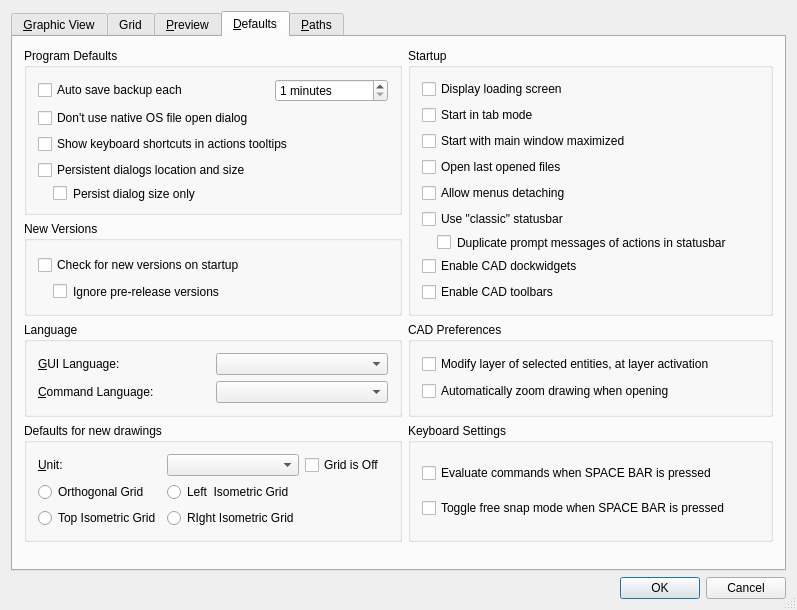
This is librecad/src/ui/dialogs/settings/options_general/qg_dlgoptionsgeneral.ui in LibreCAD/LibreCAD as Qt 5 draws it before an edit. The edited form follows.
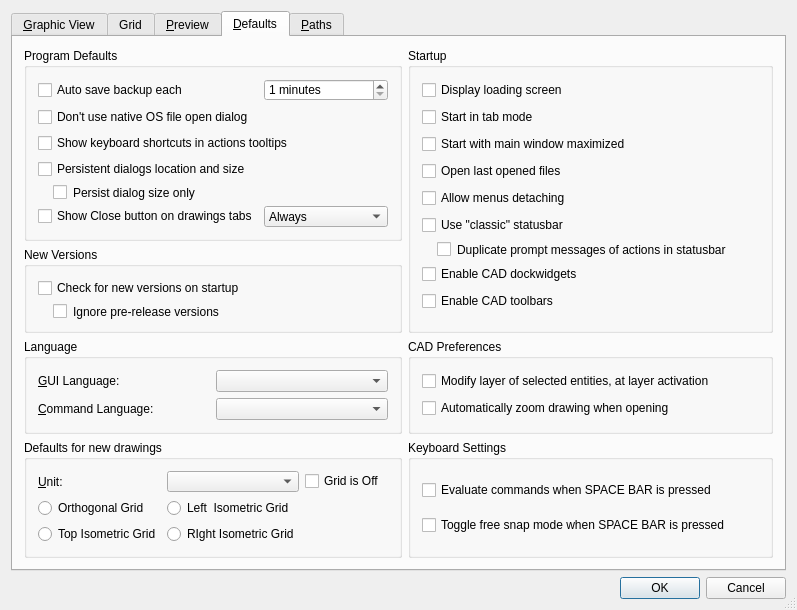
This is the edited form. Icons and pictures are not drawn. Custom widgets are drawn as their Qt base class.

Commit message: #1904 - displaying close button on drawings'tab (+options)

```diff
--- a/librecad/src/ui/dialogs/settings/options_general/qg_dlgoptionsgeneral.ui
+++ b/librecad/src/ui/dialogs/settings/options_general/qg_dlgoptionsgeneral.ui
@@ -3338,47 +3338,7 @@
           <string>Program Defaults</string>
          </property>
          <layout class="QGridLayout" name="gridLayout_17">
-          <item row="1" column="0" colspan="3">
-           <widget class="QCheckBox" name="cbUseQtFileOpenDialog">
-            <property name="text">
-             <string>Don't use native OS file open dialog</string>
-            </property>
-           </widget>
-          </item>
-          <item row="5" column="0" colspan="3">
-           <widget class="QCheckBox" name="cbPersistentDialogSizeOnly">
-            <property name="toolTip">
-             <string>If checked, location of dialog will not be saved, but size will</string>
-            </property>
-            <property name="styleSheet">
-             <string notr="true">margin-left:15px</string>
-            </property>
-            <property name="text">
-             <string>Persist dialog size only</string>
-            </property>
-           </widget>
-          </item>
-          <item row="0" column="0" colspan="2">
-           <widget class="QCheckBox" name="cbAutoBackup">
-            <property name="toolTip">
-             <string>When set, LibreCAD will automatically generate a backup of your current drawing.</string>
-            </property>
-            <property name="text">
-             <string>Auto save backup each</string>
-            </property>
-           </widget>
-          </item>
-          <item row="2" column="0" colspan="3">
-           <widget class="QCheckBox" name="cbShowKeyboardShortcutsInToolTips">
-            <property name="toolTip">
-             <string>If checked, keyboard shortcut will be shown in tooltip for action</string>
-            </property>
-            <property name="text">
-             <string>Show keyboard shortcuts in actions tooltips</string>
-            </property>
-           </widget>
-          </item>
-          <item row="0" column="2">
+          <item row="0" column="1">
            <widget class="QSpinBox" name="cbAutoSaveTime">
             <property name="toolTip">
              <string>Time between automatic saving of the document in minutes.</string>
@@ -3394,7 +3354,58 @@
             </property>
            </widget>
           </item>
-          <item row="4" column="0" colspan="3">
+          <item row="5" column="0">
+           <widget class="QCheckBox" name="cbTabCloseButton">
+            <property name="toolTip">
+             <string>If checked, close cross button will be shown in tabs for drawings if drawings are in Tab mode</string>
+            </property>
+            <property name="text">
+             <string>Show Close button on drawings tabs</string>
+            </property>
+           </widget>
+          </item>
+          <item row="0" column="0">
+           <widget class="QCheckBox" name="cbAutoBackup">
+            <property name="toolTip">
+             <string>When set, LibreCAD will automatically generate a backup of your current drawing.</string>
+            </property>
+            <property name="text">
+             <string>Auto save backup each</string>
+            </property>
+           </widget>
+          </item>
+          <item row="5" column="1">
+           <widget class="QComboBox" name="cbTabCloseButtonMode">
+            <item>
+             <property name="text">
+              <string>Always</string>
+             </property>
+            </item>
+            <item>
+             <property name="text">
+              <string>Active Tab</string>
+             </property>
+            </item>
+           </widget>
+          </item>
+          <item row="1" column="0" colspan="2">
+           <widget class="QCheckBox" name="cbUseQtFileOpenDialog">
+            <property name="text">
+             <string>Don't use native OS file open dialog</string>
+            </property>
+           </widget>
+          </item>
+          <item row="2" column="0" colspan="2">
+           <widget class="QCheckBox" name="cbShowKeyboardShortcutsInToolTips">
+            <property name="toolTip">
+             <string>If checked, keyboard shortcut will be shown in tooltip for action</string>
+            </property>
+            <property name="text">
+             <string>Show keyboard shortcuts in actions tooltips</string>
+            </property>
+           </widget>
+          </item>
+          <item row="3" column="0" colspan="2">
            <widget class="QCheckBox" name="cbPersistentDialogs">
             <property name="toolTip">
              <string>If checked, dialogs will be positioned and resized to position/size of last invocation.</string>
@@ -3404,6 +3415,19 @@
             </property>
            </widget>
           </item>
+          <item row="4" column="0" colspan="2">
+           <widget class="QCheckBox" name="cbPersistentDialogSizeOnly">
+            <property name="toolTip">
+             <string>If checked, location of dialog will not be saved, but size will</string>
+            </property>
+            <property name="styleSheet">
+             <string notr="true">margin-left:15px</string>
+            </property>
+            <property name="text">
+             <string>Persist dialog size only</string>
+            </property>
+           </widget>
+          </item>
          </layout>
         </widget>
        </item>
@@ -3635,81 +3659,15 @@
          <property name="title">
           <string>Startup</string>
          </property>
-         <layout class="QVBoxLayout" name="verticalLayout_2">
-          <item>
-           <widget class="QCheckBox" name="cbSplash">
-            <property name="toolTip">
-             <string>Defines whether splash screen will be shown on startup</string>
-            </property>
+         <layout class="QGridLayout" name="gridLayout_29">
+          <item row="8" column="0" colspan="2">
+           <widget class="QCheckBox" name="cad_toolbars_checkbox">
             <property name="text">
-             <string>Display loading screen</string>
+             <string>Enable CAD toolbars</string>
             </property>
            </widget>
           </item>
-          <item>
-           <widget class="QCheckBox" name="tab_mode_check_box">
-            <property name="toolTip">
-             <string>Controls default mode for drawings</string>
-            </property>
-            <property name="text">
-             <string>Start in tab mode</string>
-            </property>
-           </widget>
-          </item>
-          <item>
-           <widget class="QCheckBox" name="maximize_checkbox">
-            <property name="toolTip">
-             <string>If checked, after start the main window will be maximized</string>
-            </property>
-            <property name="text">
-             <string>Start with main window maximized</string>
-            </property>
-           </widget>
-          </item>
-          <item>
-           <widget class="QCheckBox" name="cbOpenLastFiles">
-            <property name="toolTip">
-             <string>If set, previously opened files during previous closing of the application will be re-opened.</string>
-            </property>
-            <property name="text">
-             <string>Open last opened files</string>
-            </property>
-           </widget>
-          </item>
-          <item>
-           <widget class="QCheckBox" name="cbAllowMenusDetaching">
-            <property name="toolTip">
-             <string>If enabled, drop-down menus may become floating</string>
-            </property>
-            <property name="text">
-             <string>Allow menus detaching</string>
-            </property>
-           </widget>
-          </item>
-          <item>
-           <widget class="QCheckBox" name="cbClassicStatusBar">
-            <property name="toolTip">
-             <string>If unchecked, individual widgets of statusbar are toolbars</string>
-            </property>
-            <property name="text">
-             <string>Use &quot;classic&quot; statusbar</string>
-            </property>
-           </widget>
-          </item>
-          <item>
-           <widget class="QCheckBox" name="cbDuplicateActionsPromptsInStatusBar">
-            <property name="toolTip">
-             <string>If checked, prompt messages of actions will be also shown in bottom statusbar</string>
-            </property>
-            <property name="styleSheet">
-             <string notr="true">margin-left:15px</string>
-            </property>
-            <property name="text">
-             <string>Duplicate prompt messages of actions in statusbar</string>
-            </property>
-           </widget>
-          </item>
-          <item>
+          <item row="7" column="0" colspan="2">
            <widget class="QCheckBox" name="left_sidebar_checkbox">
             <property name="toolTip">
              <string/>
@@ -3719,10 +3677,76 @@
             </property>
            </widget>
           </item>
-          <item>
-           <widget class="QCheckBox" name="cad_toolbars_checkbox">
+          <item row="6" column="0" colspan="2">
+           <widget class="QCheckBox" name="cbDuplicateActionsPromptsInStatusBar">
+            <property name="toolTip">
+             <string>If checked, prompt messages of actions will be also shown in bottom statusbar</string>
+            </property>
+            <property name="styleSheet">
+             <string notr="true">margin-left:15px</string>
+            </property>
             <property name="text">
-             <string>Enable CAD toolbars</string>
+             <string>Duplicate prompt messages of actions in statusbar</string>
+            </property>
+           </widget>
+          </item>
+          <item row="5" column="0" colspan="2">
+           <widget class="QCheckBox" name="cbClassicStatusBar">
+            <property name="toolTip">
+             <string>If unchecked, individual widgets of statusbar are toolbars</string>
+            </property>
+            <property name="text">
+             <string>Use &quot;classic&quot; statusbar</string>
+            </property>
+           </widget>
+          </item>
+          <item row="4" column="0" colspan="2">
+           <widget class="QCheckBox" name="cbAllowMenusDetaching">
+            <property name="toolTip">
+             <string>If enabled, drop-down menus may become floating</string>
+            </property>
+            <property name="text">
+             <string>Allow menus detaching</string>
+            </property>
+           </widget>
+          </item>
+          <item row="3" column="0" colspan="2">
+           <widget class="QCheckBox" name="cbOpenLastFiles">
+            <property name="toolTip">
+             <string>If set, previously opened files during previous closing of the application will be re-opened.</string>
+            </property>
+            <property name="text">
+             <string>Open last opened files</string>
+            </property>
+           </widget>
+          </item>
+          <item row="2" column="0" colspan="2">
+           <widget class="QCheckBox" name="maximize_checkbox">
+            <property name="toolTip">
+             <string>If checked, after start the main window will be maximized</string>
+            </property>
+            <property name="text">
+             <string>Start with main window maximized</string>
+            </property>
+           </widget>
+          </item>
+          <item row="1" column="0" colspan="2">
+           <widget class="QCheckBox" name="tab_mode_check_box">
+            <property name="toolTip">
+             <string>Controls default mode for drawings</string>
+            </property>
+            <property name="text">
+             <string>Start in tab mode</string>
+            </property>
+           </widget>
+          </item>
+          <item row="0" column="0" colspan="2">
+           <widget class="QCheckBox" name="cbSplash">
+            <property name="toolTip">
+             <string>Defines whether splash screen will be shown on startup</string>
+            </property>
+            <property name="text">
+             <string>Display loading screen</string>
             </property>
            </widget>
           </item>
```
The commit also changes 51 other files.
